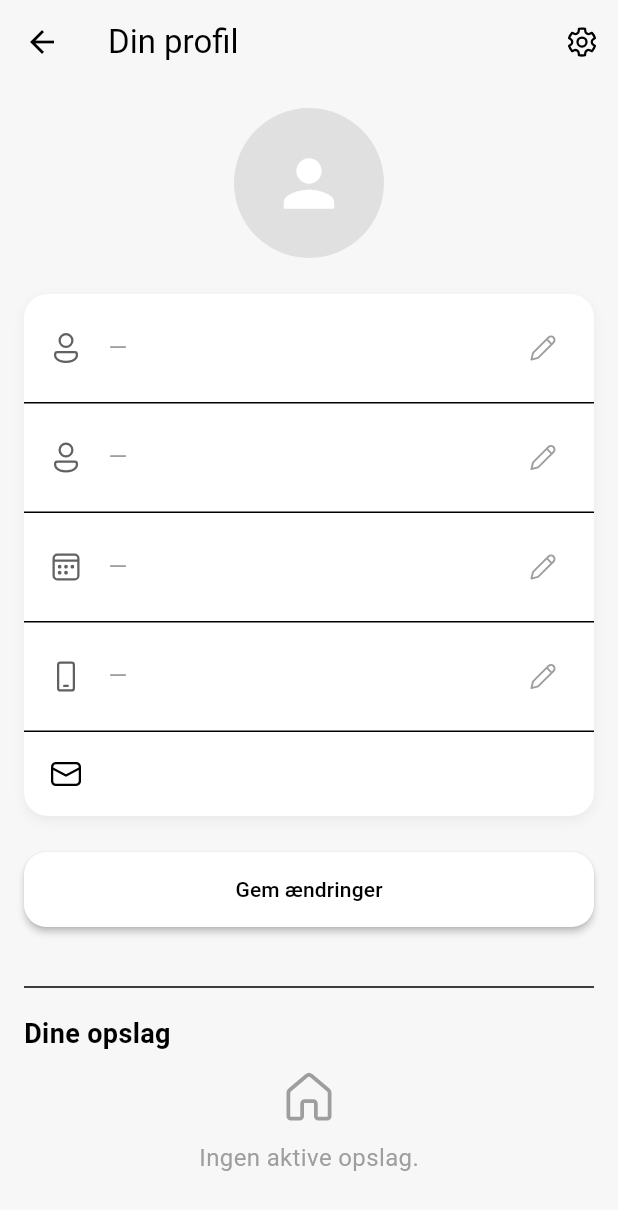
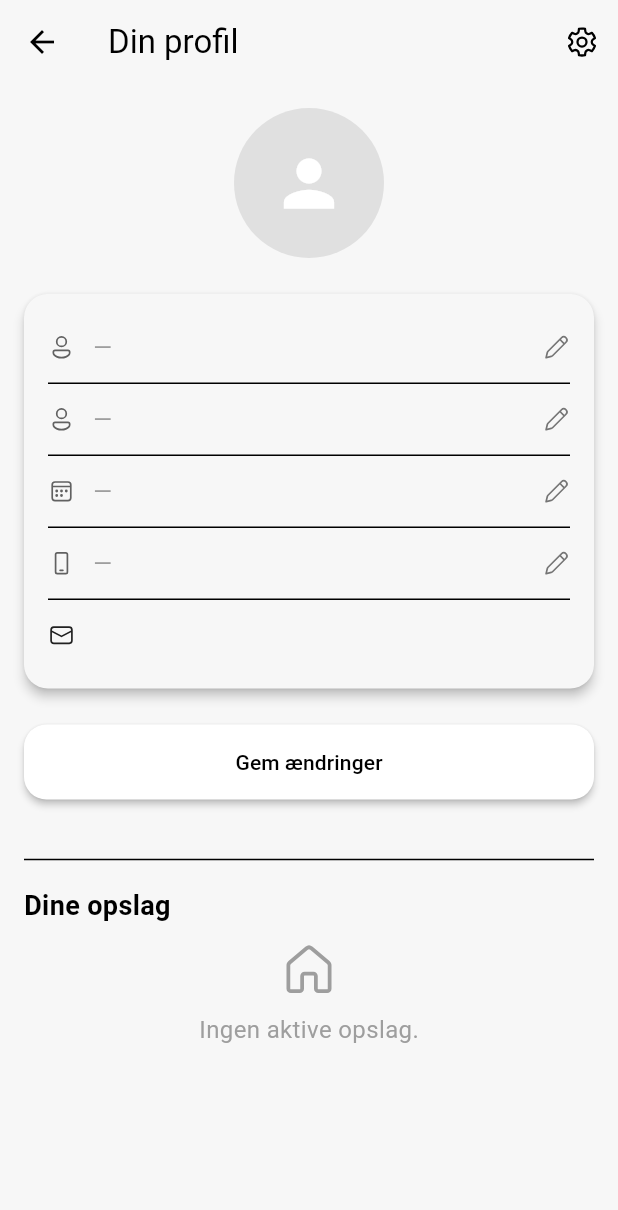
Before and after one commit to AndreasBardram/RoomFinder, a Flutter app: the YourProfileScreen screen opened directly, on a phone screen of 412 x 824 dp. Shown: the top 1210 px of the screen. Run offline on Flutter 3.47's test engine with Material 3 defaults, Android fonts, the phone set to English and light mode, and no system bars; our stand-ins replace cached_network_image, cloud_firestore, firebase_auth, firebase_core, firebase_storage, fluentui_system_icons and 6 more; missing offline and left inert: flutter_firebase_chat_core; accounts and stored records are empty.

Commit message:
update min profil

```diff
--- a/room_finder/lib/screens/min_profil_screen.dart
+++ b/room_finder/lib/screens/min_profil_screen.dart
@@ -14,8 +14,7 @@ class YourProfileScreen extends StatefulWidget {
   State<YourProfileScreen> createState() => _YourProfileScreenState();
 }
 
-class _YourProfileScreenState extends State<YourProfileScreen>
-    with AutomaticKeepAliveClientMixin {
+class _YourProfileScreenState extends State<YourProfileScreen> with AutomaticKeepAliveClientMixin {
   @override
   bool get wantKeepAlive => true;
 
@@ -55,18 +54,10 @@ class _YourProfileScreenState extends State<YourProfileScreen>
   void initState() {
     super.initState();
     _loadProfile();
-    _firstNameFocus.addListener(() {
-      setState(() => _editingFirstName = _firstNameFocus.hasFocus);
-    });
-    _lastNameFocus.addListener(() {
-      setState(() => _editingLastName = _lastNameFocus.hasFocus);
-    });
-    _birthDateFocus.addListener(() {
-      setState(() => _editingBirthDate = _birthDateFocus.hasFocus);
-    });
-    _phoneFocus.addListener(() {
-      setState(() => _editingPhone = _phoneFocus.hasFocus);
-    });
+    _firstNameFocus.addListener(() => setState(() => _editingFirstName = _firstNameFocus.hasFocus));
+    _lastNameFocus.addListener(() => setState(() => _editingLastName = _lastNameFocus.hasFocus));
+    _birthDateFocus.addListener(() => setState(() => _editingBirthDate = _birthDateFocus.hasFocus));
+    _phoneFocus.addListener(() => setState(() => _editingPhone = _phoneFocus.hasFocus));
   }
 
   @override
@@ -126,10 +117,7 @@ class _YourProfileScreenState extends State<YourProfileScreen>
               width: 200,
               child: ElevatedButton(
                 style: customElevatedButtonStyle(),
-                onPressed: () => Navigator.push(
-                  ctx,
-                  MaterialPageRoute(builder: (_) => const LoginScreen()),
-                ),
+                onPressed: () => Navigator.push(ctx, MaterialPageRoute(builder: (_) => const LoginScreen())),
                 child: const Text('Log ind'),
               ),
             ),
@@ -138,10 +126,7 @@ class _YourProfileScreenState extends State<YourProfileScreen>
               width: 200,
               child: ElevatedButton(
                 style: customElevatedButtonStyle(),
-                onPressed: () => Navigator.push(
-                  ctx,
-                  MaterialPageRoute(builder: (_) => const CreateAccountScreen()),
-                ),
+                onPressed: () => Navigator.push(ctx, MaterialPageRoute(builder: (_) => const CreateAccountScreen())),
                 child: const Text('Opret profil'),
               ),
             ),
@@ -149,7 +134,7 @@ class _YourProfileScreenState extends State<YourProfileScreen>
         ),
       );
 
-  Widget _buildField({
+  Widget _fieldRow({
     required IconData icon,
     required bool editing,
     required FocusNode focusNode,
@@ -158,7 +143,12 @@ class _YourProfileScreenState extends State<YourProfileScreen>
     TextInputType? keyboardType,
   }) {
     if (editing) {
-      return TextField(
+      return Row(
+        children: [
+          Icon(icon, size: 18, color: Colors.grey[700]),
+          const SizedBox(width: 12),
+          Expanded(
+            child: TextField(
               focusNode: focusNode,
               controller: controller,
               decoration: InputDecoration(
@@ -168,19 +158,31 @@ class _YourProfileScreenState extends State<YourProfileScreen>
               ),
               keyboardType: keyboardType,
               onSubmitted: (_) => focusNode.unfocus(),
+            ),
+          ),
+        ],
       );
-    } else {
+    }
     final display = controller.text.isNotEmpty ? controller.text : '—';
-      return ListTile(
-        leading: Icon(icon, color: Colors.grey[700]),
-        title: Text(
+    return InkWell(
+      onTap: () => FocusScope.of(context).requestFocus(focusNode),
+      child: Padding(
+        padding: const EdgeInsets.symmetric(vertical: 12),
+        child: Row(
+          children: [
+            Icon(icon, size: 18, color: Colors.grey[700]),
+            const SizedBox(width: 12),
+            Expanded(
+              child: Text(
                 display,
                 style: TextStyle(fontSize: 16, color: controller.text.isNotEmpty ? Colors.black : Colors.grey[500]),
               ),
-        trailing: const Icon(FluentIcons.edit_24_regular, size: 20, color: Colors.grey),
-        onTap: () => FocusScope.of(context).requestFocus(focusNode),
+            ),
+            Icon(FluentIcons.edit_24_regular, size: 18, color: Colors.grey[600]),
+          ],
+        ),
+      ),
     );
-    }
   }
 
   @override
@@ -206,7 +208,10 @@ class _YourProfileScreenState extends State<YourProfileScreen>
         ],
       ),
       body: RefreshIndicator(
-        onRefresh: () async => setState(() {}),
+        onRefresh: () async {
+          await _loadProfile();
+          setState(() {});
+        },
         child: ListView(
           padding: const EdgeInsets.all(16),
           children: [
@@ -224,41 +229,31 @@ class _YourProfileScreenState extends State<YourProfileScreen>
                 ),
               ),
             const SizedBox(height: 24),
-            Container(
-              decoration: BoxDecoration(
-                color: Colors.white,
-                borderRadius: BorderRadius.circular(16),
-                boxShadow: [
-                  BoxShadow(color: Colors.grey.withOpacity(.15), blurRadius: 6, offset: const Offset(0, 3)),
-                ],
-              ),
+            Card(
+              margin: EdgeInsets.zero,
+              shape: RoundedRectangleBorder(borderRadius: BorderRadius.circular(16)),
+              elevation: 3,
+              child: Padding(
+                padding: const EdgeInsets.symmetric(horizontal: 16, vertical: 12),
                 child: Column(
                   children: [
-                  Padding(
-                    padding: const EdgeInsets.symmetric(vertical: 8),
-                    child: _buildField(
+                    _fieldRow(
                       icon: FluentIcons.person_24_regular,
                       editing: _editingFirstName,
                       focusNode: _firstNameFocus,
                       controller: _firstNameController,
                       label: 'Fornavn',
                     ),
-                  ),
                     const Divider(height: 1),
-                  Padding(
-                    padding: const EdgeInsets.symmetric(vertical: 8),
-                    child: _buildField(
+                    _fieldRow(
                       icon: FluentIcons.person_24_regular,
                       editing: _editingLastName,
                       focusNode: _lastNameFocus,
                       controller: _lastNameController,
                       label: 'Efternavn',
                     ),
-                  ),
                     const Divider(height: 1),
-                  Padding(
-                    padding: const EdgeInsets.symmetric(vertical: 8),
-                    child: _buildField(
+                    _fieldRow(
                       icon: FluentIcons.calendar_24_regular,
                       editing: _editingBirthDate,
                       focusNode: _birthDateFocus,
@@ -266,11 +261,8 @@ class _YourProfileScreenState extends State<YourProfileScreen>
                       label: 'Fødselsdato (YYYY-MM-DD)',
                       keyboardType: TextInputType.datetime,
                     ),
-                  ),
                     const Divider(height: 1),
-                  Padding(
-                    padding: const EdgeInsets.symmetric(vertical: 8),
-                    child: _buildField(
+                    _fieldRow(
                       icon: FluentIcons.phone_24_regular,
                       editing: _editingPhone,
                       focusNode: _phoneFocus,
@@ -278,13 +270,19 @@ class _YourProfileScreenState extends State<YourProfileScreen>
                       label: 'Telefonnummer',
                       keyboardType: TextInputType.phone,
                     ),
+                    const Divider(height: 1),
+                    Padding(
+                      padding: const EdgeInsets.symmetric(vertical: 12),
+                      child: Row(
+                        children: [
+                          const Icon(FluentIcons.mail_24_regular, size: 18),
+                          const SizedBox(width: 12),
+                          Expanded(child: Text(_email, style: const TextStyle(fontSize: 16))),
+                        ],
                       ),
-                  const Divider(height: 1),
-                  ListTile(
-                    leading: const Icon(FluentIcons.mail_24_regular),
-                    title: Text(_email, style: const TextStyle(fontSize: 16)),
                     ),
                   ],
+                ),
               ),
             ),
             const SizedBox(height: 24),
```
Lines whose indentation alone changed are shown as unchanged.
